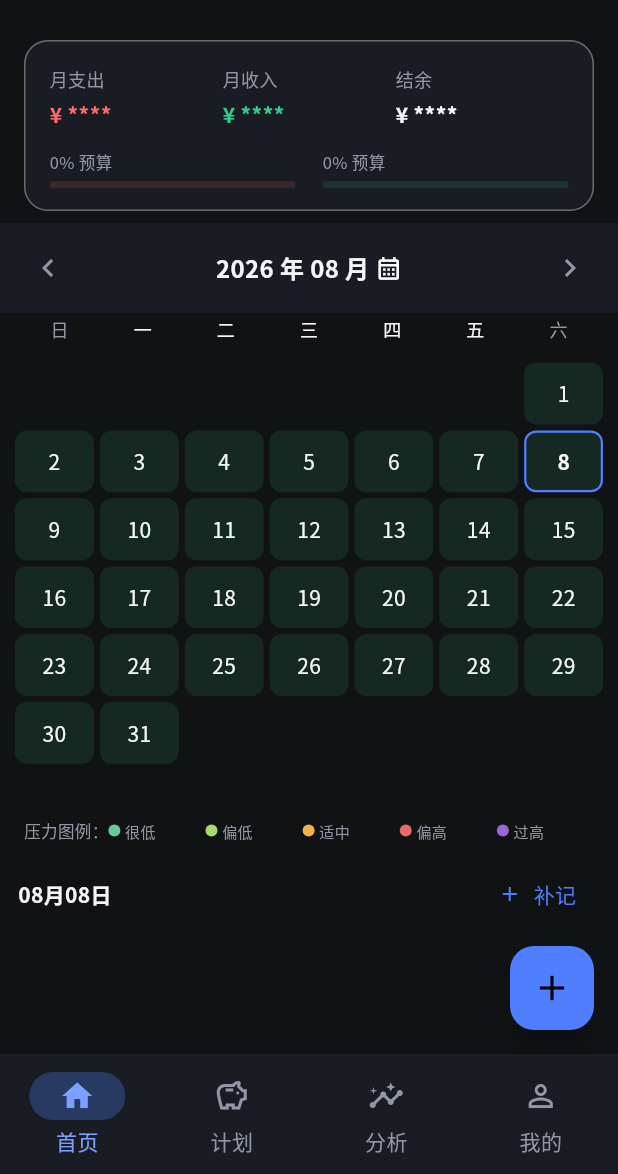
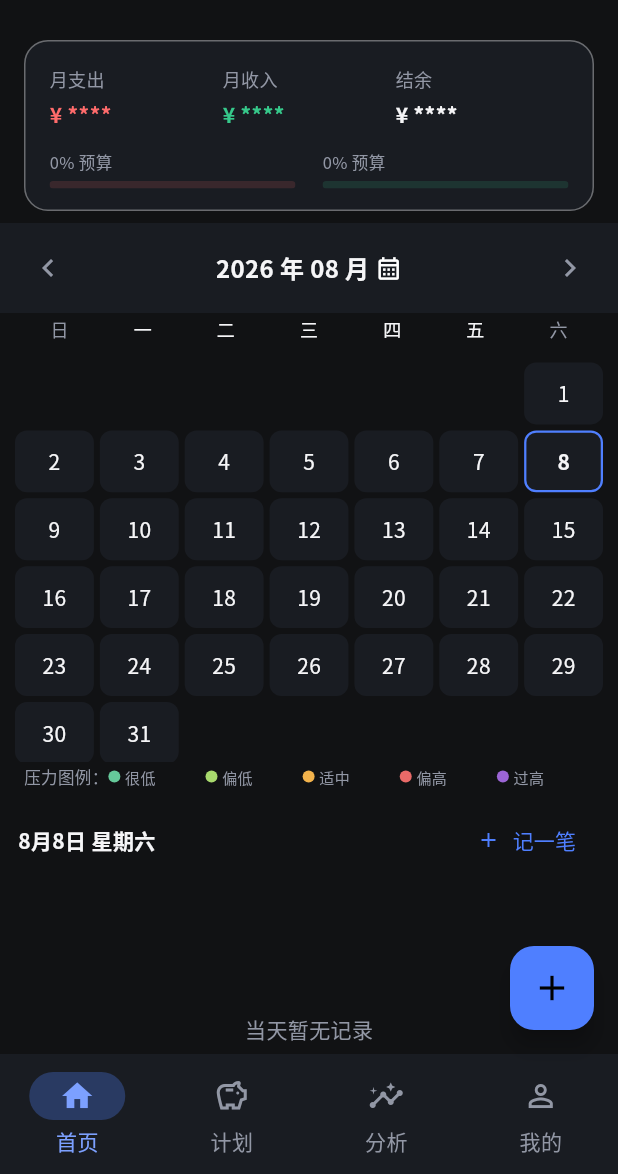
Before and after one commit to fenriarlab/PocketBudget, a Flutter app: the screen it shows after launch, on a phone screen of 412 x 824 dp, the part 62-1236 px from its top. Run offline on Flutter 3.47's test engine with Material 3 defaults, Android fonts, the phone set to English and light mode, and no system bars; our stand-ins replace shared_preferences, sqflite; accounts and stored records are empty; Roboto replaces fonts that are missing (Noto Sans CJK SC).

Commit message:
refactor: unify calendar pressure levels

```diff
--- a/lib/core/constants/app_colors.dart
+++ b/lib/core/constants/app_colors.dart
@@ -10,6 +10,11 @@
   static const Color expense = Color(0xFFFF6B6B);
   static const Color income = Color(0xFF36C98B);
   static const Color warning = Color(0xFFFFB84D);
+  static const Color pressureVeryLow = Color(0xFF65C99A);
+  static const Color pressureLow = Color(0xFFA8D96D);
+  static const Color pressureMedium = Color(0xFFF3B34C);
+  static const Color pressureHigh = Color(0xFFE96A68);
+  static const Color pressureVeryHigh = Color(0xFF9C65D6);
 
   // Backgrounds & Surface (Dark Theme First)
   static const Color darkBackground = Color(0xFF111214); // Primary Background
--- /dev/null
+++ b/lib/features/transactions/presentation/models/pressure_level.dart
@@ -0,0 +1,47 @@
+import 'package:flutter/material.dart';
+
+import '../../../../core/constants/app_colors.dart';
+
+enum PressureLevel { veryLow, low, medium, high, veryHigh }
+
+extension PressureLevelDetails on PressureLevel {
+  String get label {
+    switch (this) {
+      case PressureLevel.veryLow:
+        return '很低';
+      case PressureLevel.low:
+        return '偏低';
+      case PressureLevel.medium:
+        return '适中';
+      case PressureLevel.high:
+        return '偏高';
+      case PressureLevel.veryHigh:
+        return '过高';
+    }
+  }
+
+  Color get color {
+    switch (this) {
+      case PressureLevel.veryLow:
+        return AppColors.pressureVeryLow;
+      case PressureLevel.low:
+        return AppColors.pressureLow;
+      case PressureLevel.medium:
+        return AppColors.pressureMedium;
+      case PressureLevel.high:
+        return AppColors.pressureHigh;
+      case PressureLevel.veryHigh:
+        return AppColors.pressureVeryHigh;
+    }
+  }
+
+  static const values = PressureLevel.values;
+
+  static PressureLevel fromRatio(double ratio) {
+    if (ratio < 0.25) return PressureLevel.veryLow;
+    if (ratio < 0.5) return PressureLevel.low;
+    if (ratio < 0.75) return PressureLevel.medium;
+    if (ratio <= 1) return PressureLevel.high;
+    return PressureLevel.veryHigh;
+  }
+}
--- a/lib/features/transactions/presentation/screens/transactions_screen.dart
+++ b/lib/features/transactions/presentation/screens/transactions_screen.dart
@@ -3,6 +3,7 @@
 
 import '../../../../core/constants/app_colors.dart';
 import '../../data/models/transaction_model.dart';
+import '../models/pressure_level.dart';
 
 class TransactionsScreen extends StatelessWidget {
   final List<TransactionModel> transactions;
@@ -73,7 +74,7 @@
     final isCurrentMonth = now.year == year && now.month == month;
 
     final weekCount = ((firstWeekday + days) / 7).ceil();
-    final calendarHeight = weekCount * 52.0;
+    final calendarHeight = weekCount * 46.0;
 
     return ListView(children: [
       _monthBar(context, year, month, isCurrentMonth, now),
@@ -117,22 +118,15 @@
   }
 
   Widget _pressureLegend(BuildContext context) {
-    const levels = [
-      ('很低', Color(0xFF65C99A)),
-      ('偏低', Color(0xFFA8D96D)),
-      ('适中', Color(0xFFF3B34C)),
-      ('偏高', Color(0xFFE96A68)),
-      ('过高', Color(0xFF9C65D6)),
-    ];
     return Padding(
       padding: const EdgeInsets.fromLTRB(16, 2, 16, 6),
       child: Row(
         children: [
           Text('压力图例：', style: TextStyle(fontSize: 11, color: Theme.of(context).colorScheme.onSurfaceVariant)),
-          ...levels.map((level) => Expanded(child: Row(children: [
-            Container(width: 8, height: 8, decoration: BoxDecoration(color: level.$2, shape: BoxShape.circle)),
+          ...PressureLevelDetails.values.map((level) => Expanded(child: Row(children: [
+            Container(width: 8, height: 8, decoration: BoxDecoration(color: level.color, shape: BoxShape.circle)),
             const SizedBox(width: 3),
-            Text(level.$1, style: TextStyle(fontSize: 10, color: Theme.of(context).colorScheme.onSurfaceVariant)),
+            Text(level.label, style: TextStyle(fontSize: 10, color: Theme.of(context).colorScheme.onSurfaceVariant)),
           ]))),
         ],
       ),
@@ -184,10 +178,10 @@
       padding: const EdgeInsets.symmetric(horizontal: 12, vertical: 4),
       child: Column(crossAxisAlignment: CrossAxisAlignment.start, children: [
         Row(mainAxisAlignment: MainAxisAlignment.spaceBetween, children: [
-          Text(DateFormat('MM月dd日').format(selectedDate), style: const TextStyle(fontWeight: FontWeight.bold)),
-          TextButton.icon(onPressed: () => onAdd(selectedDate), icon: const Icon(Icons.add, size: 16), label: const Text('补记')),
+          Text(_selectedDateLabel(), style: const TextStyle(fontWeight: FontWeight.bold)),
+          TextButton.icon(onPressed: () => onAdd(selectedDate), icon: const Icon(Icons.add, size: 16), label: const Text('记一笔')),
         ]),
-        Expanded(child: selectedTransactions.isEmpty ? const Center(child: Text('当天暂无记录', style: TextStyle(color: AppColors.textSecondary))) : ListView(children: selectedTransactions.map((transaction) => _transactionTile(context, transaction)).toList())),
+        Expanded(child: selectedTransactions.isEmpty ? const Center(child: Text('当天暂无记录', style: TextStyle(color: AppColors.textSecondary))) : ListView(children: selectedTransactions.map((transaction) => _transactionTile(context, transaction, compactDate: true)).toList())),
       ]),
     );
   }
@@ -209,7 +203,12 @@
     if (action == 'delete') onDelete(transaction);
   }
 
-  Widget _transactionTile(BuildContext context, TransactionModel transaction) {
+  String _selectedDateLabel() {
+    const weekdays = ['星期一', '星期二', '星期三', '星期四', '星期五', '星期六', '星期日'];
+    return '${selectedDate.month}月${selectedDate.day}日 ${weekdays[selectedDate.weekday - 1]}';
+  }
+
+  Widget _transactionTile(BuildContext context, TransactionModel transaction, {bool compactDate = false}) {
     final expense = transaction.type == TransactionType.expense;
     return Card(
       margin: const EdgeInsets.only(bottom: 8),
@@ -218,7 +217,7 @@
         child: ListTile(
           leading: CircleAvatar(child: Text(transaction.categoryIcon.isEmpty ? (expense ? '支' : '收') : transaction.categoryIcon)),
           title: Text(transaction.categoryName),
-          subtitle: Text(transaction.note?.isNotEmpty == true ? '${transaction.note} · ${DateFormat('HH:mm').format(transaction.date)}' : DateFormat('yyyy-MM-dd HH:mm').format(transaction.date)),
+          subtitle: Text(transaction.note?.isNotEmpty == true ? '${DateFormat('HH:mm').format(transaction.date)} · ${transaction.note}' : compactDate ? DateFormat('HH:mm').format(transaction.date) : DateFormat('yyyy-MM-dd HH:mm').format(transaction.date)),
           trailing: Text(_amount(transaction.amount, signed: true, expense: expense), style: TextStyle(color: expense ? AppColors.expense : AppColors.income, fontWeight: FontWeight.bold)),
         ),
       ),
@@ -226,10 +225,8 @@
   }
 
   Color _heatColor(BuildContext context, double expense) {
-    if (expense == 0) return AppColors.income.withValues(alpha: 0.12);
-    final ratio = dailyQuota > 0 ? expense / dailyQuota : 1;
-    if (ratio <= 0.5) return const Color(0xFFF1C40F).withValues(alpha: 0.4);
-    if (ratio <= 1) return const Color(0xFFE67E22).withValues(alpha: 0.55);
-    return AppColors.expense.withValues(alpha: 0.7);
+    if (expense == 0) return Theme.of(context).colorScheme.surface;
+    final ratio = dailyQuota > 0 ? expense / dailyQuota : 1.0;
+    return PressureLevelDetails.fromRatio(ratio).color.withValues(alpha: 0.28);
   }
 }
```
Also changed, not shown: 1 other file.
